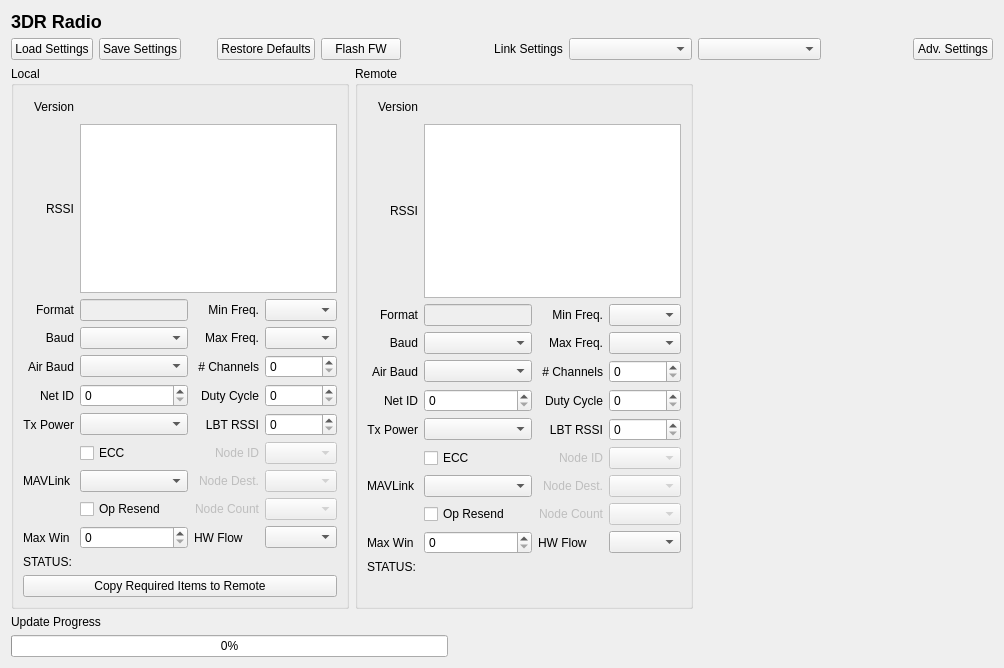
First picture: the form in src/ui/configuration/Radio3DRConfig.ui, repository labtoast/apm_planner, before the edit.
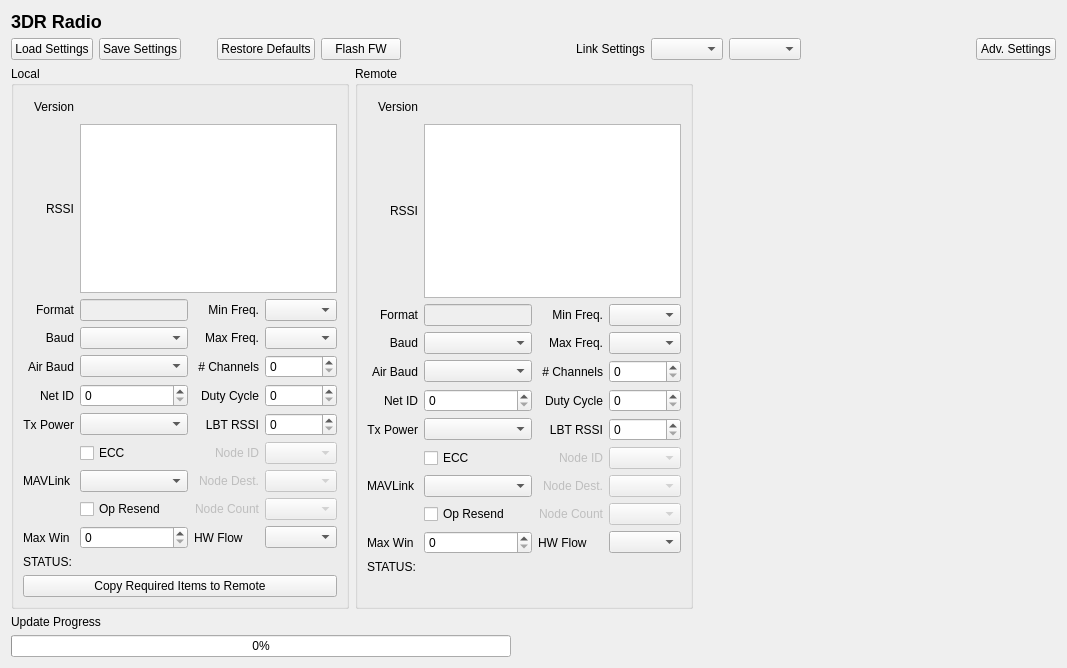
Second picture: the form after the edit.

Commit message: Radio Setup: Support to flash 3DR Radio Complete (uses Python)

Diff of the .ui file:
```diff
--- a/src/ui/configuration/Radio3DRConfig.ui
+++ b/src/ui/configuration/Radio3DRConfig.ui
@@ -6,7 +6,7 @@
    <rect>
     <x>0</x>
     <y>0</y>
-    <width>1004</width>
+    <width>1067</width>
     <height>668</height>
    </rect>
   </property>
@@ -96,36 +96,10 @@
         </widget>
        </item>
        <item>
-        <widget class="QComboBox" name="linkPortComboBox">
-         <property name="sizePolicy">
-          <sizepolicy hsizetype="Minimum" vsizetype="Fixed">
-           <horstretch>0</horstretch>
-           <verstretch>0</verstretch>
-          </sizepolicy>
-         </property>
-         <property name="minimumSize">
-          <size>
-           <width>123</width>
-           <height>0</height>
-          </size>
-         </property>
-        </widget>
+        <widget class="QComboBox" name="linkPortComboBox"/>
        </item>
        <item>
-        <widget class="QComboBox" name="baudPortComboBox">
-         <property name="sizePolicy">
-          <sizepolicy hsizetype="Minimum" vsizetype="Fixed">
-           <horstretch>0</horstretch>
-           <verstretch>0</verstretch>
-          </sizepolicy>
-         </property>
-         <property name="minimumSize">
-          <size>
-           <width>123</width>
-           <height>0</height>
-          </size>
-         </property>
-        </widget>
+        <widget class="QComboBox" name="baudPortComboBox"/>
        </item>
        <item>
         <spacer name="horizontalSpacer_3">
```
The commit also changes 9 other files.
